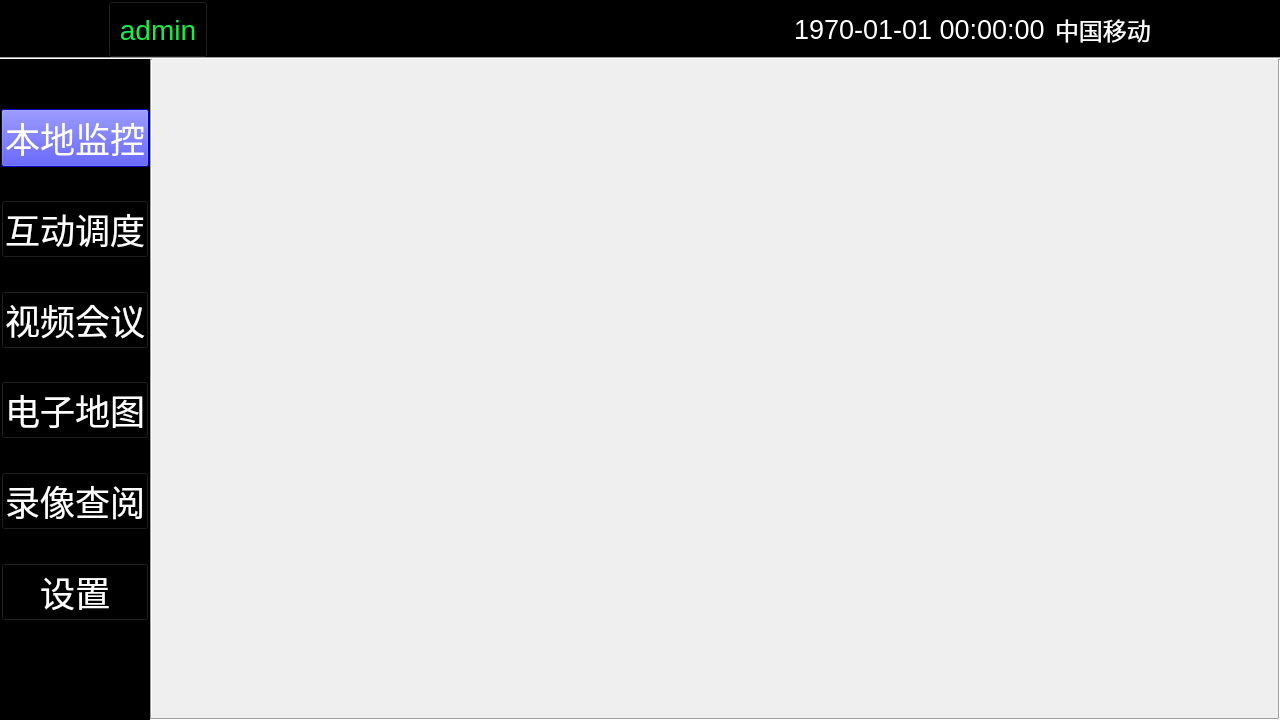
Before: the Qt Designer form mainwidget.ui in tysxxx/zikongxunda, drawn with Qt 5.
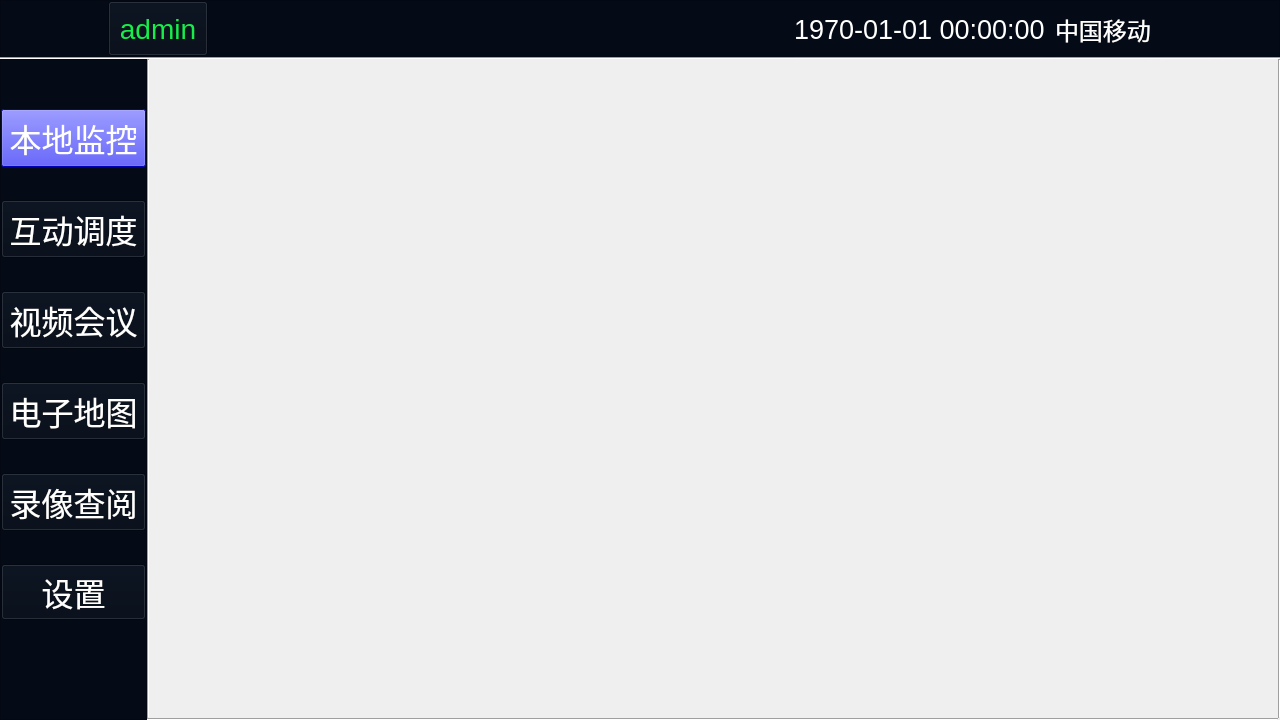
After: the same form once the commit is applied. Icons and pictures are not drawn.

Patch:
```diff
--- a/mainwidget.ui
+++ b/mainwidget.ui
@@ -48,7 +48,7 @@
           </size>
          </property>
          <property name="styleSheet">
-          <string notr="true">background-color: rgb(0, 0, 0);</string>
+          <string notr="true">background-color: #040b17;</string>
          </property>
          <property name="frameShape">
           <enum>QFrame::StyledPanel</enum>
@@ -121,7 +121,7 @@
             <item>
              <widget class="QPushButton" name="loginBtn">
               <property name="sizePolicy">
-               <sizepolicy hsizetype="Preferred" vsizetype="Preferred">
+               <sizepolicy hsizetype="Preferred" vsizetype="Expanding">
                 <horstretch>0</horstretch>
                 <verstretch>0</verstretch>
                </sizepolicy>
@@ -129,7 +129,7 @@
               <property name="minimumSize">
                <size>
                 <width>100</width>
-                <height>57</height>
+                <height>0</height>
                </size>
               </property>
               <property name="maximumSize">
@@ -361,7 +361,7 @@
      <item row="1" column="0">
       <widget class="QFrame" name="frame_menu">
        <property name="styleSheet">
-        <string notr="true">background-color: rgb(0, 0, 0);</string>
+        <string notr="true">background-color: #040b17;</string>
        </property>
        <property name="frameShape">
         <enum>QFrame::StyledPanel</enum>
@@ -428,7 +428,7 @@
             </property>
             <property name="font">
              <font>
-              <pointsize>26</pointsize>
+              <pointsize>24</pointsize>
              </font>
             </property>
             <property name="styleSheet">
@@ -456,7 +456,7 @@
           <item>
            <widget class="QPushButton" name="pushButton_interaction">
             <property name="sizePolicy">
-             <sizepolicy hsizetype="Minimum" vsizetype="Preferred">
+             <sizepolicy hsizetype="Expanding" vsizetype="Fixed">
               <horstretch>0</horstretch>
               <verstretch>0</verstretch>
              </sizepolicy>
@@ -475,7 +475,7 @@
             </property>
             <property name="font">
              <font>
-              <pointsize>26</pointsize>
+              <pointsize>24</pointsize>
              </font>
             </property>
             <property name="styleSheet">
@@ -521,7 +521,7 @@
             </property>
             <property name="font">
              <font>
-              <pointsize>26</pointsize>
+              <pointsize>24</pointsize>
              </font>
             </property>
             <property name="styleSheet">
@@ -548,7 +548,7 @@
           <item>
            <widget class="QPushButton" name="pushButton_map">
             <property name="sizePolicy">
-             <sizepolicy hsizetype="Minimum" vsizetype="Preferred">
+             <sizepolicy hsizetype="Expanding" vsizetype="Preferred">
               <horstretch>0</horstretch>
               <verstretch>0</verstretch>
              </sizepolicy>
@@ -567,7 +567,7 @@
             </property>
             <property name="font">
              <font>
-              <pointsize>26</pointsize>
+              <pointsize>24</pointsize>
              </font>
             </property>
             <property name="styleSheet">
@@ -594,7 +594,7 @@
           <item>
            <widget class="QPushButton" name="pushButton_consult_record">
             <property name="sizePolicy">
-             <sizepolicy hsizetype="Minimum" vsizetype="Preferred">
+             <sizepolicy hsizetype="Expanding" vsizetype="Preferred">
               <horstretch>0</horstretch>
               <verstretch>0</verstretch>
              </sizepolicy>
@@ -613,7 +613,7 @@
             </property>
             <property name="font">
              <font>
-              <pointsize>26</pointsize>
+              <pointsize>24</pointsize>
              </font>
             </property>
             <property name="styleSheet">
@@ -640,7 +640,7 @@
           <item>
            <widget class="QPushButton" name="pushButton_set_para">
             <property name="sizePolicy">
-             <sizepolicy hsizetype="Minimum" vsizetype="Preferred">
+             <sizepolicy hsizetype="Expanding" vsizetype="Fixed">
               <horstretch>0</horstretch>
               <verstretch>0</verstretch>
              </sizepolicy>
@@ -659,7 +659,7 @@
             </property>
             <property name="font">
              <font>
-              <pointsize>26</pointsize>
+              <pointsize>24</pointsize>
              </font>
             </property>
             <property name="styleSheet">
@@ -675,6 +675,9 @@
             <property name="orientation">
              <enum>Qt::Vertical</enum>
             </property>
+            <property name="sizeType">
+             <enum>QSizePolicy::Preferred</enum>
+            </property>
             <property name="sizeHint" stdset="0">
              <size>
               <width>20</width>
```
Left out of the diff: 12 changed lines with no effect on the pictures.
